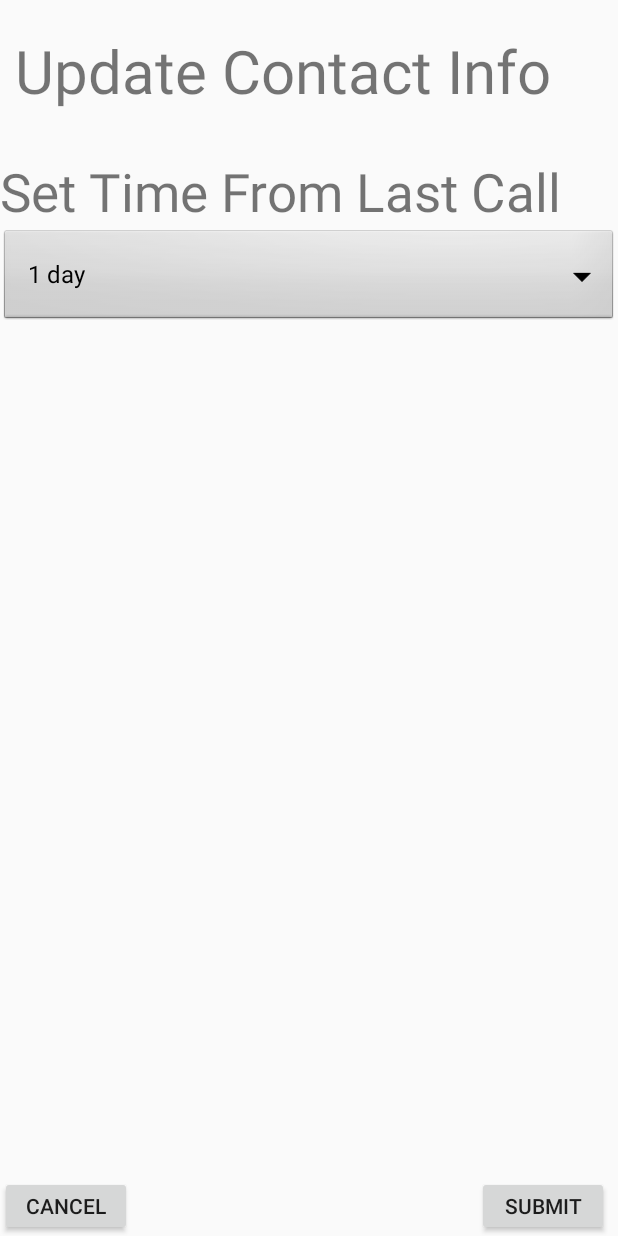
After one commit to Tamish3/Android-Call-Reminders, an Android app: the UpdateToDoActivity screen opened directly, with no data from a screen before it, on a phone screen of 412 x 824 dp. The commit adds this screen. Run offline under Robolectric (Android 15) with nearby library versions, the phone set to English and light mode, and no system bars.

Commit message:
lots of stuff

```diff
--- a/app/src/main/AndroidManifest.xml
+++ b/app/src/main/AndroidManifest.xml
@@ -27,7 +27,8 @@
         </activity>
         <activity android:name=".AddToDoActivity" >
         </activity>
-
+        <activity android:name=".UpdateToDoActivity" >
+        </activity>
         <receiver
             android:name=".CallReceiver"
             android:enabled="true"
--- a/app/src/main/java/course/labs/todomanager/AddToDoActivity.kt
+++ b/app/src/main/java/course/labs/todomanager/AddToDoActivity.kt
@@ -189,7 +189,7 @@ class AddToDoActivity : FragmentActivity() {
             }
         })
 
-//        actionBar!!.title = "Add New Contact";
+        //actionBar!!.title = "Add New Contact";
         val cancelButton = findViewById<View>(R.id.cancelButton) as Button
         cancelButton.setOnClickListener {
             Log.i(TAG, "Entered cancelButton.OnClickListener.onClick()")
@@ -301,7 +301,7 @@ class AddToDoActivity : FragmentActivity() {
                         if (contactIcon != "") {
                             iconView.setImageURI(Uri.parse(contactIcon))
                         } else {
-                            iconView?.setImageDrawable(getDrawable(R.drawable.ic_account_circle))
+                            iconView.setImageDrawable(getDrawable(R.drawable.ic_account_circle))
                         }
                     }
                     cursor2?.close()
--- /dev/null
+++ b/app/src/main/java/course/labs/todomanager/UpdateToDoActivity.kt
@@ -0,0 +1,280 @@
+package course.labs.todomanager
+
+//import course.labs.todomanager.ToDoItem.Priority
+//import course.labs.todomanager.ToDoItem.Status
+
+import android.annotation.SuppressLint
+import android.app.DatePickerDialog
+import android.app.Dialog
+import android.app.TimePickerDialog
+import android.content.Intent
+import android.net.Uri
+import android.os.Bundle
+import android.provider.ContactsContract
+import android.text.Editable
+import android.text.TextWatcher
+import android.util.Log
+import android.view.View
+import android.widget.*
+import android.widget.AdapterView.OnItemSelectedListener
+import androidx.fragment.app.DialogFragment
+import androidx.fragment.app.FragmentActivity
+import java.time.*
+import java.time.temporal.ChronoUnit
+import java.util.*
+
+
+class UpdateToDoActivity : FragmentActivity() {
+
+    private lateinit var mDate: Date
+    private lateinit var mPriorityRadioGroup: RadioGroup
+    private lateinit var mStatusRadioGroup: RadioGroup
+    private lateinit var mTitleText: EditText
+    private lateinit var mDefaultStatusButton: RadioButton
+    private lateinit var mDefaultPriorityButton: RadioButton
+    private lateinit var dateView: TextView
+    private lateinit var timeView: TextView
+    private lateinit var nameView: TextView
+    private lateinit var iconView: ImageView
+    private lateinit var contactIcon : String;
+    private lateinit var phoneNumber : String;
+
+    var years: Int = 0
+    var months: Int = 0
+    var weeks: Int = 0
+    var days: Int = 0
+    var hours: Int = 0
+    var minutes: Int = 0
+
+    override fun onCreate(savedInstanceState: Bundle?) {
+        super.onCreate(savedInstanceState)
+        setContentView(R.layout.update)
+
+        val dropdown = findViewById<Spinner>(R.id.updatespinner)
+        val items = arrayOf("1 day", "1 week", "1 month", "6 months", "1 year", "Custom")
+        val adapter = ArrayAdapter(this, android.R.layout.simple_spinner_dropdown_item, items)
+        dropdown.adapter = adapter
+
+        val custom = findViewById<TextView>(R.id.updatecustom)
+        val customLayout = findViewById<View>(R.id.updatecustom_layout) as LinearLayout
+        custom.visibility = View.GONE
+        customLayout.visibility = View.GONE
+
+        dropdown.setOnItemSelectedListener(object : OnItemSelectedListener {
+            override fun onItemSelected(parentView: AdapterView<*>?, selectedItemView: View, position: Int, id: Long) {
+                var value = dropdown.selectedItem.toString()
+
+                years = 0
+                months = 0
+                weeks= 0
+                days = 0
+                hours= 0
+                minutes = 0
+
+                if (value == "Custom") {
+                    val custom = findViewById<View>(R.id.custom_layout) as LinearLayout
+                    custom.visibility = View.VISIBLE
+                    customLayout.visibility = View.VISIBLE
+                } else if (value == "1 day") {
+                    days = 1;
+                    custom.visibility = View.GONE
+                    customLayout.visibility = View.GONE
+                } else if (value == "1 week") {
+                    weeks = 1;
+                    custom.visibility = View.GONE
+                    customLayout.visibility = View.GONE
+                } else if (value == "1 month") {
+                    months = 1;
+                    custom.visibility = View.GONE
+                    customLayout.visibility = View.GONE
+                } else if (value == "6 months") {
+                    months = 6;
+                    custom.visibility = View.GONE
+                    customLayout.visibility = View.GONE
+                } else if (value == "1 year") {
+                    years = 1;
+                    custom.visibility = View.GONE
+                    customLayout.visibility = View.GONE
+                }
+            }
+
+            override fun onNothingSelected(parentView: AdapterView<*>?) {
+
+            }
+        })
+
+        var yearsTxt = findViewById<EditText>(R.id.updateyears)
+        var monthsTxt = findViewById<EditText>(R.id.updatemonths)
+        var weeksTxt = findViewById<EditText>(R.id.updateweeks)
+        var daysTxt = findViewById<EditText>(R.id.updatedays)
+        var hoursTxt = findViewById<EditText>(R.id.updatehours)
+        var minutesTxt = findViewById<EditText>(R.id.updateminutes)
+
+        yearsTxt.addTextChangedListener(object : TextWatcher {
+            override fun afterTextChanged(s: Editable?) {
+                if (s != null && s.toString().toIntOrNull() != null) {
+                    years = s.toString().toInt()
+                }
+            }
+            override fun beforeTextChanged(s: CharSequence?, start: Int, count: Int, after: Int) {
+            }
+            override fun onTextChanged(s: CharSequence?, start: Int, before: Int, count: Int) {
+            }
+        })
+
+        monthsTxt.addTextChangedListener(object : TextWatcher {
+            override fun afterTextChanged(s: Editable?) {
+                if (s != null && s.toString().toIntOrNull() != null) {
+                    months = s.toString().toInt()
+                }
+            }
+            override fun beforeTextChanged(s: CharSequence?, start: Int, count: Int, after: Int) {
+            }
+            override fun onTextChanged(s: CharSequence?, start: Int, before: Int, count: Int) {
+            }
+        })
+
+        weeksTxt.addTextChangedListener(object : TextWatcher {
+            override fun afterTextChanged(s: Editable?) {
+                if (s != null && s.toString().toIntOrNull() != null) {
+                    weeks = s.toString().toInt()
+                }
+            }
+            override fun beforeTextChanged(s: CharSequence?, start: Int, count: Int, after: Int) {
+            }
+            override fun onTextChanged(s: CharSequence?, start: Int, before: Int, count: Int) {
+            }
+        })
+
+        daysTxt.addTextChangedListener(object : TextWatcher {
+            override fun afterTextChanged(s: Editable?) {
+                if (s != null && s.toString().toIntOrNull() != null) {
+                    days = s.toString().toInt()
+                }
+            }
+            override fun beforeTextChanged(s: CharSequence?, start: Int, count: Int, after: Int) {
+            }
+            override fun onTextChanged(s: CharSequence?, start: Int, before: Int, count: Int) {
+            }
+        })
+
+        hoursTxt.addTextChangedListener(object : TextWatcher {
+            override fun afterTextChanged(s: Editable?) {
+                if (s != null && s.toString().toIntOrNull() != null) {
+                    hours = s.toString().toInt()
+                }
+            }
+            override fun beforeTextChanged(s: CharSequence?, start: Int, count: Int, after: Int) {
+            }
+            override fun onTextChanged(s: CharSequence?, start: Int, before: Int, count: Int) {
+            }
+        })
+
+        minutesTxt.addTextChangedListener(object : TextWatcher {
+            override fun afterTextChanged(s: Editable?) {
+                if (s != null && s.toString().toIntOrNull() != null) {
+                    minutes = s.toString().toInt()
+                }
+            }
+            override fun beforeTextChanged(s: CharSequence?, start: Int, count: Int, after: Int) {
+            }
+            override fun onTextChanged(s: CharSequence?, start: Int, before: Int, count: Int) {
+            }
+        })
+
+        //actionBar!!.title = "Add New Contact";
+        val cancelButton = findViewById<View>(R.id.updatecancelButton) as Button
+        cancelButton.setOnClickListener {
+            Log.i(TAG, "Entered cancelButton.OnClickListener.onClick()")
+
+            // TODO - Indicate result and finish
+            setResult(RESULT_CANCELED)
+            finish()
+        }
+
+//        // TODO - Set up OnClickListener for the Reset Button
+//        val resetButton = findViewById<View>(R.id.resetButton) as Button
+//        resetButton.setOnClickListener {
+//            Log.i(TAG, "Entered resetButton.OnClickListener.onClick()")
+//
+//            nameView.text = ""
+//            iconView.setImageResource(0)
+//            dropdown.setSelection(0)
+//        }
+
+        // Set up OnClickListener for the Submit Button
+
+        val submitButton = findViewById<View>(R.id.updatesubmitButton) as Button
+        submitButton.setOnClickListener {
+            Log.i(TAG, "Entered submitButton.OnClickListener.onClick()")
+            var data = Intent()
+
+            var dateRange = Period.of(years, months, days + 7*weeks)
+            var timeRange = Duration.of(hours.toLong(), ChronoUnit.HOURS)
+            timeRange = timeRange.plus(minutes.toLong(), ChronoUnit.MINUTES)
+            var currentTime = ZonedDateTime.now()
+            var deadline = currentTime.plus(dateRange).plus(timeRange)
+
+            val name = intent.getStringExtra("name")
+            val icon = intent.getStringExtra("icon")
+            val phoneNumber = intent.getStringExtra("phoneNumber")
+
+            Toast.makeText(applicationContext,
+                "$name will be notified at $deadline.toString()",
+                Toast.LENGTH_SHORT
+            ).show()
+
+            if (name != null) {
+                ToDoItem.packageIntent(data, icon, name, deadline, phoneNumber, dateRange, timeRange)
+            }
+
+            // TODO - return data Intent and finish
+            setResult(RESULT_OK, data)
+            finish()
+        }
+    }
+
+
+
+    companion object {
+
+        // 7 days in milliseconds - 7 * 24 * 60 * 60 * 1000
+        private const val SEVEN_DAYS = 604800000
+
+        private const val TAG = "Lab-UserInterface"
+
+        private var timeString: String? = null
+        private var dateString: String? = null
+
+        private fun setDateString(year: Int, monthOfYear: Int, dayOfMonth: Int) {
+            var localMonthOfYear = monthOfYear
+
+            // Increment monthOfYear for Calendar/Date -> Time Format setting
+            localMonthOfYear++
+            var mon = "" + localMonthOfYear
+            var day = "" + dayOfMonth
+
+            if (localMonthOfYear < 10)
+                mon = "0$localMonthOfYear"
+            if (dayOfMonth < 10)
+                day = "0$dayOfMonth"
+
+            dateString = "$year-$mon-$day"
+        }
+
+        private fun setTimeString(hourOfDay: Int, minute: Int) {
+            var hour = "" + hourOfDay
+            var min = "" + minute
+
+            if (hourOfDay < 10)
+                hour = "0$hourOfDay"
+            if (minute < 10)
+                min = "0$minute"
+
+            timeString = "$hour:$min:00"
+        }
+
+        private const val PICK_CONTACT_REQUEST = 0
+
+    }
+}
--- /dev/null
+++ b/app/src/main/res/layout/update.xml
@@ -0,0 +1,176 @@
+<?xml version="1.0" encoding="utf-8"?>
+<LinearLayout xmlns:android="http://schemas.android.com/apk/res/android"
+    android:layout_width="match_parent"
+    android:layout_height="match_parent"
+    android:orientation="vertical" >
+
+    <TextView
+        android:layout_width="match_parent"
+        android:layout_height="wrap_content"
+        android:layout_marginTop="20dp"
+        android:layout_marginLeft="10dp"
+        android:text="Update Contact Info"
+        android:textSize="40dp"
+        />
+    <!--    <Button-->
+    <!--        android:id="@+id/contactsButton"-->
+    <!--        android:layout_width="wrap_content"-->
+    <!--        android:layout_height="wrap_content"-->
+    <!--        android:text="Select contact"-->
+    <!--        android:layout_marginLeft="10dp"-->
+    <!--        />-->
+    <!--    <LinearLayout xmlns:android="http://schemas.android.com/apk/res/android"-->
+    <!--        android:layout_width="match_parent"-->
+    <!--        android:layout_height="100dp"-->
+    <!--        android:orientation="horizontal"-->
+    <!--        android:layout_marginTop="30dp">-->
+
+    <!--        <ImageView-->
+    <!--            android:id="@+id/contactIconView"-->
+    <!--            android:layout_width="100dp"-->
+    <!--            android:layout_height="100dp"-->
+    <!--            />-->
+    <!--        <TextView-->
+    <!--            android:id="@+id/contactNameView"-->
+    <!--            android:textSize="35dp"-->
+    <!--            android:layout_width="wrap_content"-->
+    <!--            android:layout_height="wrap_content"-->
+    <!--            />-->
+    <!--    </LinearLayout>-->
+
+    <Space
+        android:layout_width="match_parent"
+        android:layout_height="30dp"/>
+    <TextView
+        android:layout_width="match_parent"
+        android:layout_height="wrap_content"
+        android:text="Set Time From Last Call"
+        android:textSize="35dp"
+        />
+    <Spinner
+        android:id="@+id/updatespinner"
+        android:layout_width="match_parent"
+        android:layout_height="wrap_content"
+        android:background="@android:drawable/btn_dropdown"
+        android:spinnerMode="dropdown" />
+
+    <TextView
+        android:id="@+id/updatecustom"
+        android:layout_width="match_parent"
+        android:layout_height="wrap_content"
+        android:text="Custom" />
+
+    <TextView
+        android:layout_width="0dp"
+        android:layout_weight="1"
+        android:layout_height="wrap_content"
+        android:text="Remind me every: " />
+
+    <LinearLayout
+        android:id="@+id/updatecustom_layout"
+        android:layout_width="match_parent"
+        android:layout_height="285dp">
+
+        <EditText
+            android:id="@+id/updateyears"
+            android:layout_width="0dp"
+            android:layout_height="wrap_content"
+            android:layout_weight="1"
+            android:text="0"/>
+
+        <TextView
+            android:layout_width="0dp"
+            android:layout_height="wrap_content"
+            android:layout_weight="1"
+            android:text="Y" />
+
+        <EditText
+            android:id="@+id/updatemonths"
+            android:layout_width="0dp"
+            android:layout_height="wrap_content"
+            android:layout_weight="1"
+            android:text="0"/>
+
+        <TextView
+            android:layout_width="0dp"
+            android:layout_height="wrap_content"
+            android:layout_weight="1"
+            android:text="M" />
+
+        <EditText
+            android:id="@+id/updateweeks"
+            android:layout_width="0dp"
+            android:layout_height="wrap_content"
+            android:layout_weight="1"
+            android:text="0"/>
+
+        <TextView
+            android:layout_width="0dp"
+            android:layout_height="wrap_content"
+            android:layout_weight="1"
+            android:text="W" />
+
+        <EditText
+            android:id="@+id/updatedays"
+            android:layout_width="0dp"
+            android:layout_height="wrap_content"
+            android:layout_weight="1"
+            android:text="0"/>
+
+        <TextView
+            android:layout_width="0dp"
+            android:layout_height="wrap_content"
+            android:layout_weight="1"
+            android:text="D" />
+
+        <EditText
+            android:id="@+id/updatehours"
+            android:layout_width="0dp"
+            android:layout_height="wrap_content"
+            android:layout_weight="1"
+            android:text="0"/>
+
+        <TextView
+            android:layout_width="0dp"
+            android:layout_height="wrap_content"
+            android:layout_weight="1"
+            android:text="h" />
+
+        <EditText
+            android:id="@+id/updateminutes"
+            android:layout_width="0dp"
+            android:layout_height="wrap_content"
+            android:layout_weight="1"
+            android:text="0"/>
+
+        <TextView
+            android:layout_width="0dp"
+            android:layout_height="wrap_content"
+            android:layout_weight="1"
+            android:text="m" />
+    </LinearLayout>
+
+    <LinearLayout
+        android:layout_width="match_parent"
+        android:layout_height="40dp"
+        >
+        <Button
+            android:id="@+id/updatecancelButton"
+            android:layout_width="wrap_content"
+            android:layout_height="wrap_content"
+            android:layout_alignParentStart="true"
+            android:text="@string/cancel_string" />
+
+        <Space
+            android:layout_width="230dp"
+            android:layout_height="match_parent"
+            />
+        <Button
+            android:id="@+id/updatesubmitButton"
+            android:layout_width="wrap_content"
+            android:layout_height="wrap_content"
+            android:layout_alignParentEnd="true"
+            android:text="@string/submit_string" />
+
+    </LinearLayout>
+</LinearLayout>
```
Also changed, not shown: app/src/main/java/course/labs/todomanager/ToDoItem.kt (+11 -12 lines), app/src/main/java/course/labs/todomanager/ToDoListAdapter.kt (+54 -13 lines), app/src/main/java/course/labs/todomanager/ToDoManagerActivity.kt (+31 -33 lines), 245 other files.
